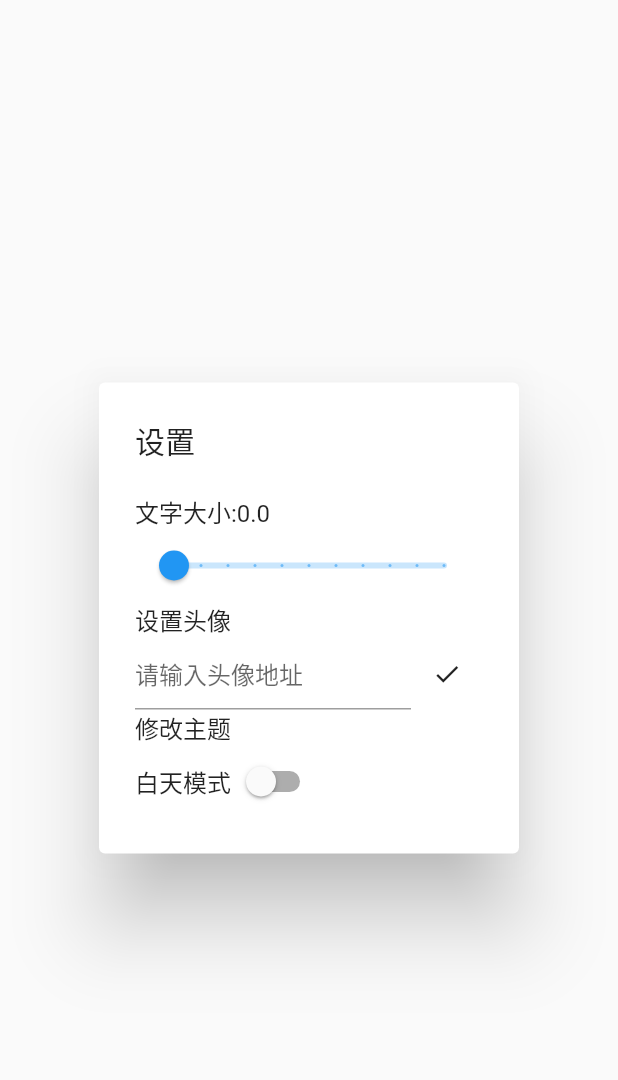
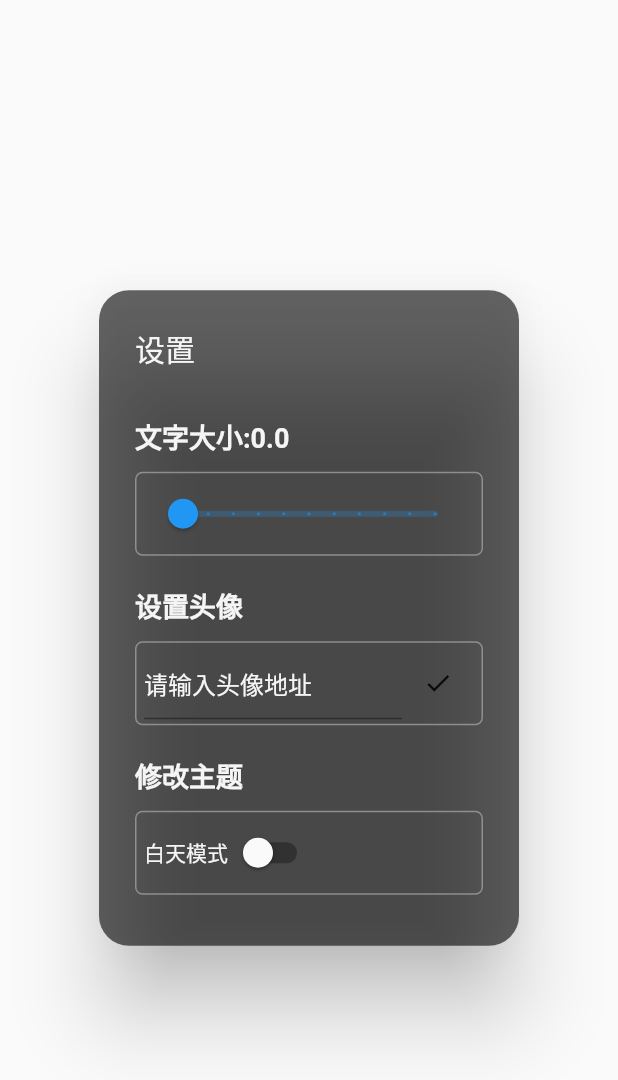
Before and after one commit to jixiaoyong/hao12345, a Flutter app: the SettingsDialog widget shown alone on an empty page, opened directly with empty values, on a phone screen of 412 x 824 dp. Shown: the top 1080 px of the screen. Run offline on Flutter 3.47's test engine with Material 2 defaults, Android fonts, the phone set to English and light mode, and no system bars; our stand-ins replace dio, retrofit; missing offline and left inert: dart:html; generated files the repository leaves out were written again; network calls fail.

Commit message:
feat: 更新hao123的主题样式

```diff
--- a/lib/component/hao123_page.dart
+++ b/lib/component/hao123_page.dart
@@ -138,9 +138,9 @@ class _Hao123PageState extends State<Hao123Page> with WidgetsBindingObserver {
                                       horizontal: isSmallWidthScreen ? 10 : 20),
                                   child: TextField(
                                     controller: _textController,
-                                    style: const TextStyle(
-                                      fontSize: 20,
-                                    ),
+                                    style: TextStyle(
+                                        fontSize: 20,
+                                        color: themeData.primaryColor),
                                     decoration: const InputDecoration(
                                         border: InputBorder.none),
                                     onSubmitted: (String value) {
@@ -164,6 +164,8 @@ class _Hao123PageState extends State<Hao123Page> with WidgetsBindingObserver {
                                         }).toList(),
                                         value: widget
                                             .localSettingConfig.searchEngine,
+                                        style: TextStyle(
+                                            color: themeData.primaryColor),
                                         onChanged: (e) {
                                           setState(() {
                                             widget.localSettingConfig
@@ -209,6 +211,7 @@ class _Hao123PageState extends State<Hao123Page> with WidgetsBindingObserver {
                 var curTheme = ThemeManager.instance.themeData;
                 var isDarkTheme = Brightness.dark == curTheme.brightness;
                 return SettingsDialog(
+                    backgroundColor: themeData.backgroundColor,
                     fontSize: fontSize,
                     searchIcon: searchIcon,
                     isDarkTheme: isDarkTheme,
--- a/lib/component/settings_dialog.dart
+++ b/lib/component/settings_dialog.dart
@@ -10,12 +10,14 @@ class SettingsDialog extends StatefulWidget {
   final String? searchIcon;
   final double fontSize;
   final bool isDarkTheme;
+  final Color backgroundColor;
   final ValueChanged<double> updateFontSize;
   final ValueChanged<String> updateSearchIcon;
   final ValueChanged<bool> updateDarkModel;
 
   const SettingsDialog(
       {Key? key,
+      required this.backgroundColor,
       required this.searchIcon,
       required this.fontSize,
       required this.updateFontSize,
@@ -35,16 +37,27 @@ class _SettingsDialogState extends State<SettingsDialog> {
     var searchIcon = widget.searchIcon;
     var isDarkTheme = widget.isDarkTheme;
 
+    var textStyle = TextStyle(
+      color: Colors.grey[100],
+    );
+
     return AlertDialog(
-      title: const Text('设置'),
+      title: Text(
+        '设置',
+        style: textStyle,
+      ),
+      backgroundColor: Colors.black.withOpacity(0.6),
+      contentTextStyle: textStyle,
+      shape: RoundedRectangleBorder(borderRadius: BorderRadius.circular(20)),
       content: StatefulBuilder(
         builder: (context, innerState) {
           return Column(
             mainAxisSize: MainAxisSize.min,
             crossAxisAlignment: CrossAxisAlignment.start,
             children: [
-              Text("文字大小:$fontSize"),
-              Slider(
+              SettingsItem(
+                title: "文字大小:$fontSize",
+                child: Slider(
                   value: fontSize,
                   onChanged: (value) {
                     widget.updateFontSize(value);
@@ -56,13 +69,16 @@ class _SettingsDialogState extends State<SettingsDialog> {
                   max: 20,
                   label: "$fontSize",
                 ),
-              const Text("设置头像"),
-              Row(
+              ),
+              SettingsItem(
+                title: "设置头像",
+                child: Row(
                   children: [
                     Expanded(
                       child: TextField(
-                      decoration: const InputDecoration(
+                        decoration: InputDecoration(
                           hintText: "请输入头像地址",
+                          hintStyle: textStyle,
                         ),
                         onChanged: (value) {
                           searchIcon = value;
@@ -81,17 +97,20 @@ class _SettingsDialogState extends State<SettingsDialog> {
                           return;
                         }
                         Logger.d("searchIcon输入头像地址 $searchIcon");
-
                         widget.updateSearchIcon(searchIcon!);
                         Navigator.of(context).pop();
                       },
                     )
                   ],
                 ),
-              const Text("修改主题"),
-              Row(
+              ),
+              SettingsItem(
+                title: "修改主题",
+                child: Row(
                   children: [
-                  Text(isDarkTheme ? "夜间模式" : "白天模式"),
+                    Text(
+                      isDarkTheme ? "夜间模式" : "白天模式",
+                    ),
                     Switch(
                         value: isDarkTheme,
                         onChanged: (bool newValue) {
@@ -100,7 +119,8 @@ class _SettingsDialogState extends State<SettingsDialog> {
                           innerState(() {});
                         }),
                   ],
-              )
+                ),
+              ),
             ],
           );
         },
@@ -108,3 +128,39 @@ class _SettingsDialogState extends State<SettingsDialog> {
     );
   }
 }
+
+class SettingsItem extends StatelessWidget {
+  final String title;
+  final Widget child;
+
+  const SettingsItem({Key? key, required this.title, required this.child})
+      : super(key: key);
+
+  @override
+  Widget build(BuildContext context) {
+    return Column(
+      children: [
+        Container(
+          width: double.infinity,
+          padding: const EdgeInsets.symmetric(vertical: 10),
+          child: Text(
+            title,
+            style: const TextStyle(fontWeight: FontWeight.bold, fontSize: 18),
+          ),
+        ),
+        Padding(
+          padding: const EdgeInsets.only(bottom: 10),
+          child: Container(
+            width: double.infinity,
+            padding: const EdgeInsets.symmetric(vertical: 3, horizontal: 5),
+            decoration: BoxDecoration(
+              borderRadius: BorderRadius.circular(5),
+              border: Border.all(color: Colors.grey.withOpacity(0.8)),
+            ),
+            child: child,
+          ),
+        )
+      ],
+    );
+  }
+}
--- a/lib/theme/theme.dart
+++ b/lib/theme/theme.dart
@@ -17,8 +17,8 @@ final ThemeData kLightTheme = ThemeData(
 final ThemeData kDarkTheme = ThemeData(
   brightness: Brightness.dark,
   primaryColor: Colors.grey,
-  hoverColor: Colors.white60,
+  hoverColor: Colors.black38,
   backgroundColor: const Color(0xff201F21),
   hintColor: const Color(0xff303031),
-  highlightColor: Colors.white,
+  highlightColor: Colors.black,
 );
```
Lines whose indentation alone changed are shown as unchanged.
